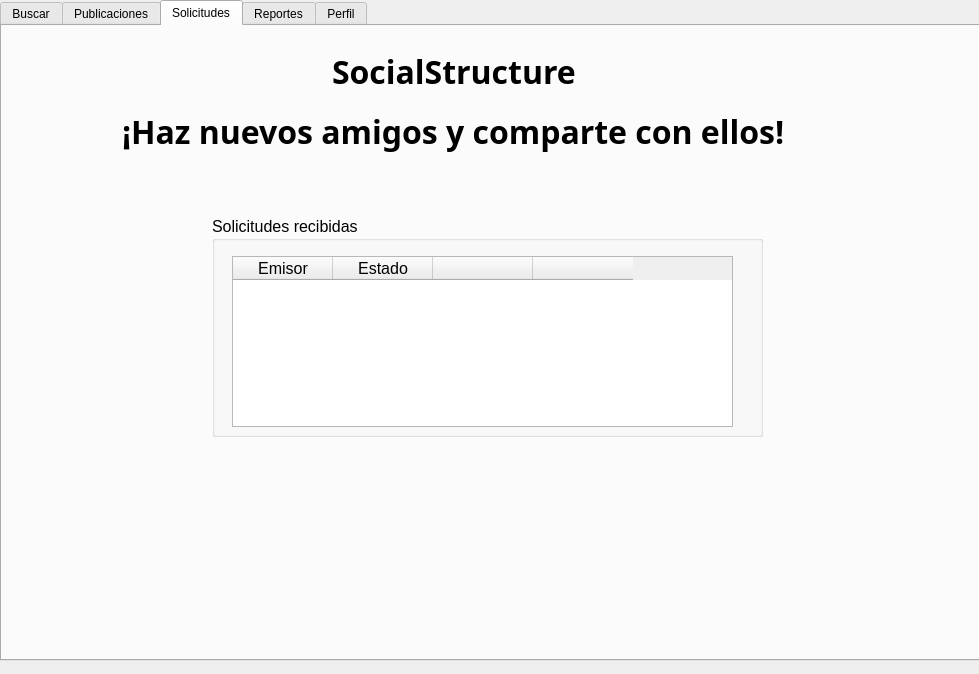
This is Fase2/userwindow.ui in angelygm03/-EDD-Proyecto_202210483 as Qt 5 draws it before an edit. The edited form follows.
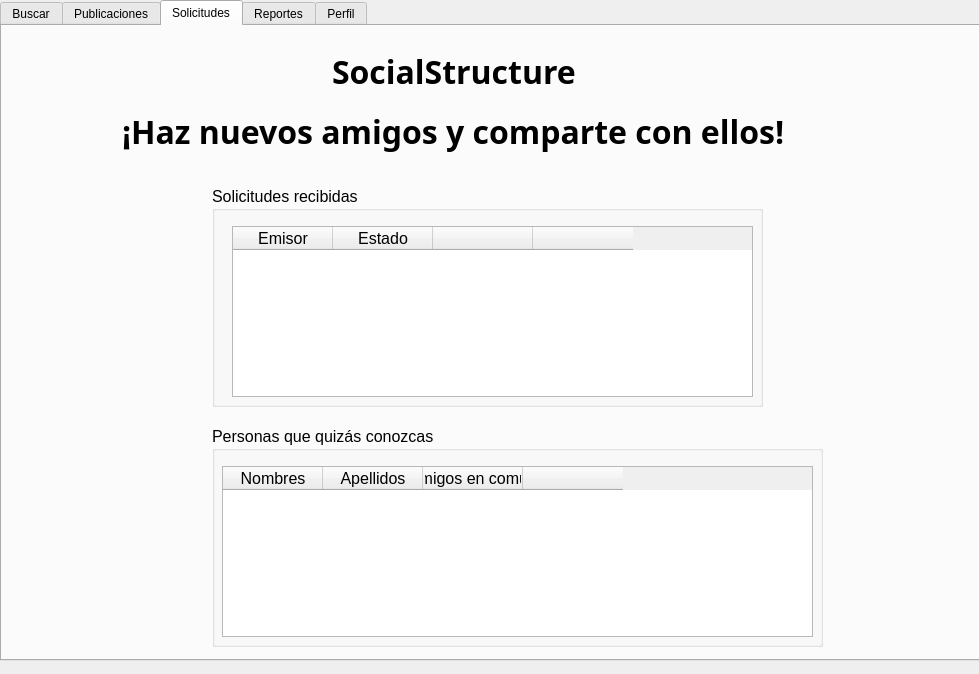
This is the edited form. The open tabs and pages were chosen to show the change.

Commit message: sugerencias de amistad

Patch:
```diff
--- a/Fase2/userwindow.ui
+++ b/Fase2/userwindow.ui
@@ -630,7 +630,7 @@
       <property name="geometry">
        <rect>
         <x>210</x>
-        <y>190</y>
+        <y>160</y>
         <width>551</width>
         <height>221</height>
        </rect>
@@ -648,7 +648,7 @@
         <rect>
          <x>20</x>
          <y>40</y>
-         <width>501</width>
+         <width>521</width>
          <height>171</height>
         </rect>
        </property>
@@ -714,6 +714,54 @@
        <string>¡Haz nuevos amigos y comparte con ellos!</string>
       </property>
      </widget>
+     <widget class="QGroupBox" name="groupBox_6">
+      <property name="geometry">
+       <rect>
+        <x>210</x>
+        <y>400</y>
+        <width>611</width>
+        <height>221</height>
+       </rect>
+      </property>
+      <property name="font">
+       <font>
+        <pointsize>12</pointsize>
+       </font>
+      </property>
+      <property name="title">
+       <string>Personas que quizás conozcas</string>
+      </property>
+      <widget class="QTableWidget" name="tableWidget_sugerencias">
+       <property name="geometry">
+        <rect>
+         <x>10</x>
+         <y>40</y>
+         <width>591</width>
+         <height>171</height>
+        </rect>
+       </property>
+       <column>
+        <property name="text">
+         <string>Nombres</string>
+        </property>
+       </column>
+       <column>
+        <property name="text">
+         <string>Apellidos</string>
+        </property>
+       </column>
+       <column>
+        <property name="text">
+         <string>Amigos en común</string>
+        </property>
+       </column>
+       <column>
+        <property name="text">
+         <string/>
+        </property>
+       </column>
+      </widget>
+     </widget>
     </widget>
     <widget class="QWidget" name="tab_4_reportes">
      <attribute name="title">
```
Left out of the diff: 2 changed lines with no effect on the pictures. The commit also changes 4 other files.
